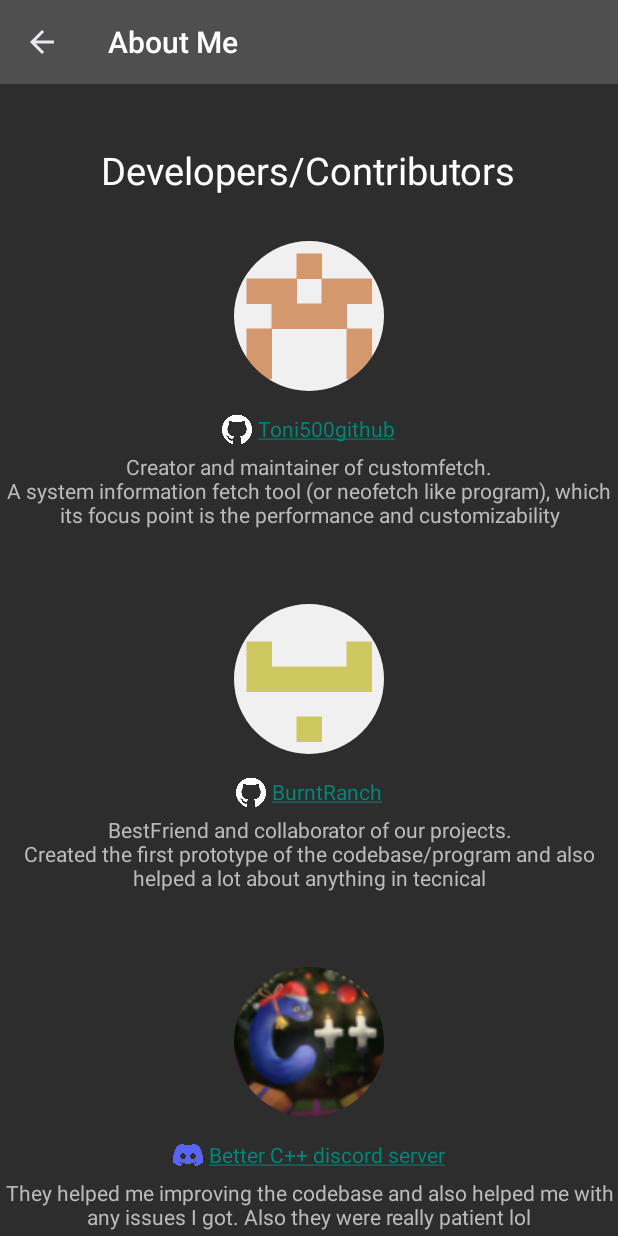
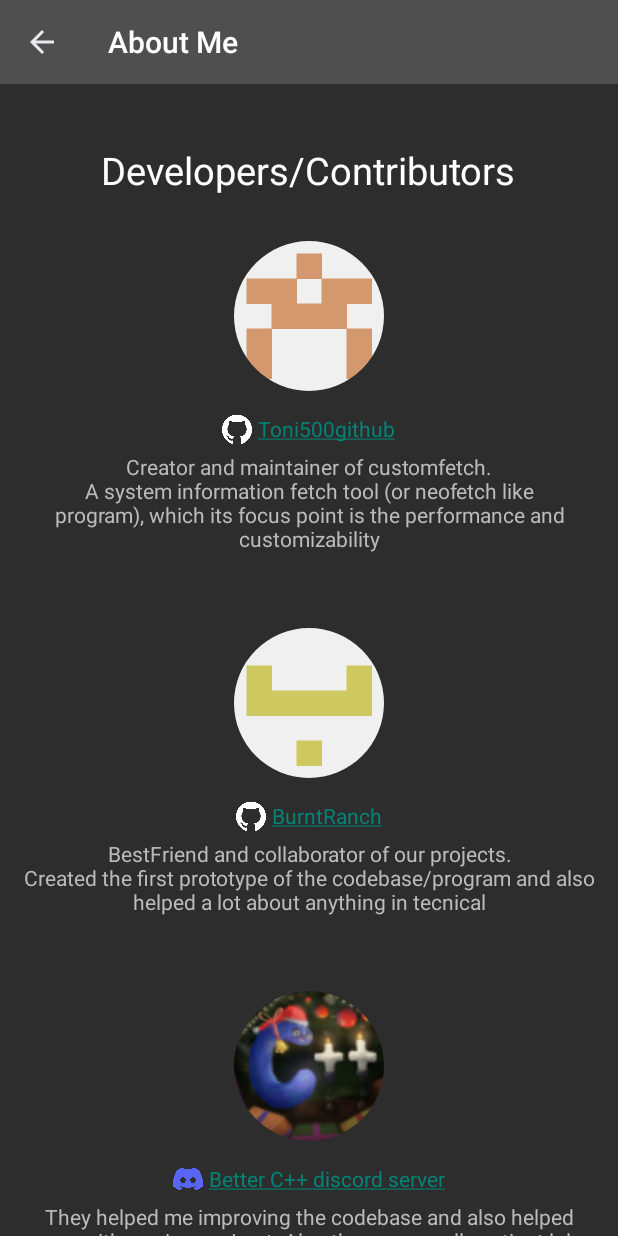
Before and after one commit to Toni500github/customfetch, an Android app: the screen it shows after launch (MainActivity), after a tap on "About me", on a phone screen of 412 x 824 dp. Run offline under Robolectric (Android 15) with nearby library versions, the phone set to English and light mode, and no system bars; 1 statement that could not run was skipped.

Commit message:
android app: add paddings to about me

```diff
--- a/android/app/src/main/res/layout/about_me_fragment.xml
+++ b/android/app/src/main/res/layout/about_me_fragment.xml
@@ -21,6 +21,7 @@
         app:title="About Me"
         app:titleTextColor="#ffFFff" />
 
+    <!-- Developers/Contributors -->
     <TextView
         android:layout_width="wrap_content"
         android:layout_height="wrap_content"
@@ -31,6 +32,7 @@
         android:textColor="#ffffff"
         android:textSize="25sp" />
 
+    <!-- Toni's github -->
     <com.google.android.material.imageview.ShapeableImageView
         android:layout_width="100dp"
         android:layout_height="100dp"
@@ -67,9 +69,11 @@
         android:layout_gravity="center"
         android:layout_marginTop="5dp"
         android:gravity="center"
+        android:paddingHorizontal="20dp"
         android:text="Creator and maintainer of customfetch.\nA system information fetch tool (or neofetch like program), which its focus point is the performance and customizability"
         android:textColor="#BBBBBB" />
 
+    <!-- Burnt's github -->
     <com.google.android.material.imageview.ShapeableImageView
         android:layout_width="100dp"
         android:layout_height="100dp"
@@ -106,9 +110,11 @@
         android:layout_gravity="center"
         android:layout_marginTop="5dp"
         android:gravity="center"
+        android:paddingHorizontal="10dp"
         android:text="BestFriend and collaborator of our projects.\nCreated the first prototype of the codebase/program and also helped a lot about anything in tecnical"
         android:textColor="#BBBBBB" />
 
+    <!-- BCPP discord server -->
     <com.google.android.material.imageview.ShapeableImageView
         android:layout_width="100dp"
         android:layout_height="100dp"
@@ -145,9 +151,11 @@
         android:layout_gravity="center"
         android:layout_marginTop="5dp"
         android:gravity="center"
+        android:paddingHorizontal="20dp"
         android:text="They helped me improving the codebase and also helped me with any issues I got. Also they were really patient lol"
         android:textColor="#BBBBBB" />
 
+    <!-- Libraries -->
     <TextView
         android:layout_width="wrap_content"
         android:layout_height="wrap_content"
@@ -158,6 +166,7 @@
         android:textColor="#ffffff"
         android:textSize="33sp" />
 
+    <!-- {fmt} -->
     <com.google.android.material.imageview.ShapeableImageView
         android:layout_width="100dp"
         android:layout_height="70dp"
@@ -191,10 +200,12 @@
         android:layout_gravity="center"
         android:layout_marginTop="5dp"
         android:gravity="center"
+        android:paddingHorizontal="10dp"
         android:text="Formatting library that provides a fast and safe alternative to C stdio and C++ iostreams."
         android:textColor="#BBBBBB" />
 
-    <ImageView
+    <!-- toml++ -->
+    <com.google.android.material.imageview.ShapeableImageView
         android:layout_width="wrap_content"
         android:layout_height="80dp"
         android:layout_gravity="center"
@@ -229,6 +240,7 @@
         android:layout_gravity="center"
         android:layout_marginTop="5dp"
         android:gravity="center"
+        android:paddingHorizontal="10dp"
         android:text="C++17 library for serializing and parsing TOML config files."
         android:textColor="#BBBBBB" />
 
@@ -239,6 +251,7 @@
         android:layout_marginTop="85dp"
         android:layout_marginBottom="50dp"
         android:gravity="center"
+        android:paddingHorizontal="10dp"
         android:text="Did you know that customfetch is the only neofetch like program that is both: terminal app, GUI app and android widget?\nAt least by now :)"
         android:textColor="#ffffff" />
 
```
